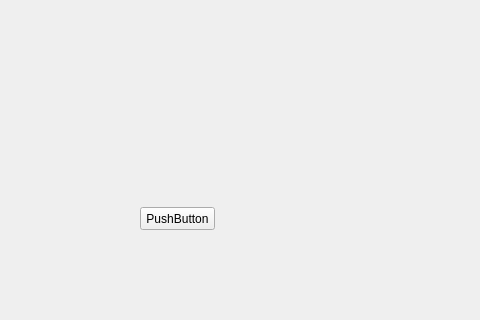
This is QtStudy/mainwindow.ui in leoembedded/QtStudy as Qt 5 draws it before an edit; both pictures show x 0 to 480 and y 160 to 480 of the 854 by 480 pixel window. The edited form follows.
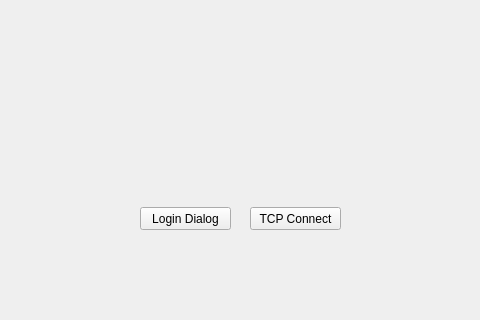
This is the edited form.

Patch:
```diff
--- a/QtStudy/mainwindow.ui
+++ b/QtStudy/mainwindow.ui
@@ -19,12 +19,25 @@
      <rect>
       <x>140</x>
       <y>350</y>
-      <width>75</width>
+      <width>91</width>
       <height>23</height>
      </rect>
     </property>
     <property name="text">
-     <string>PushButton</string>
+     <string>Login Dialog</string>
+    </property>
+   </widget>
+   <widget class="QPushButton" name="pushButton">
+    <property name="geometry">
+     <rect>
+      <x>250</x>
+      <y>350</y>
+      <width>91</width>
+      <height>23</height>
+     </rect>
+    </property>
+    <property name="text">
+     <string>TCP Connect</string>
     </property>
    </widget>
   </widget>
```
